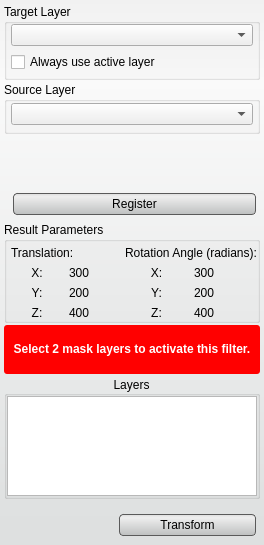
Qt form src/Interface/ToolInterface/PointSetFilterInterface.ui (SCIInstitute/Seg3D) before a commit.
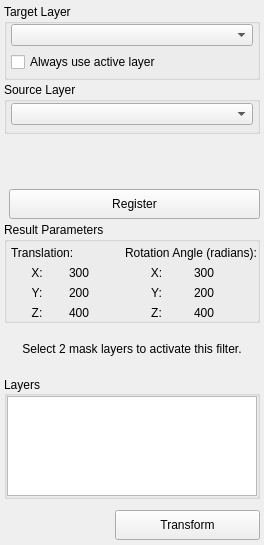
The same form after that commit. Custom widgets are drawn as their Qt base class.

```diff
--- a/src/Interface/ToolInterface/PointSetFilterInterface.ui
+++ b/src/Interface/ToolInterface/PointSetFilterInterface.ui
@@ -31,33 +31,6 @@
   <property name="windowTitle">
    <string> PointSetFilter</string>
   </property>
-  <property name="styleSheet">
-   <string notr="true">QWidget#PointSetFilterInterface{
-  border-radius: 3px;
-  background-color: qlineargradient(spread:pad, x1:0.5, y1:0, x2:0.5, y2:0.960227, stop:0 rgba(241, 241, 241, 255), stop:0.155779 rgba(250, 250, 250, 255), stop:1 rgba(222, 224, 224, 255));       
-}
-
-QPushButton{
-  background-color: qlineargradient(spread:pad, x1:0.5, y1:0, x2:0.5, y2:0.960227, stop:0 rgba(221, 221, 221, 255), stop:0.155779 rgba(238, 238, 238, 255), stop:1 rgba(192, 194, 194, 255));
-  border-radius: 4px;
-  border: 1px solid rgb(90, 90, 90);
-  margin:4px;
-}
-
-QPushButton:hover{
-  background-color: qlineargradient(spread:pad, x1:0.5, y1:0, x2:0.5, y2:1, stop:0 rgba(195, 195, 195, 255), stop:0.253769 rgba(206, 206, 206, 255), stop:1 rgba(185, 185, 185, 255));
-  border-radius: 4px;
-  border: 1px solid rgb(90, 90, 90);
-  margin:4px;
-}
-
-QPushButton:pressed{
-  background-color: qlineargradient(spread:pad, x1:0.5, y1:0, x2:0.5, y2:1, stop:0 rgba(150, 150, 150, 255), stop:0.753769 rgba(206, 206, 206, 255), stop:1 rgba(185, 185, 185, 255));
-  border-radius: 4px;
-  border: 1px solid rgb(90, 90, 90);
-  margin:4px;
-}</string>
-  </property>
   <layout class="QVBoxLayout" name="verticalLayout_7">
    <property name="spacing">
     <number>2</number>
@@ -482,17 +455,6 @@
        <height>32</height>
       </size>
      </property>
-     <property name="styleSheet">
-      <string notr="true">QLabel#message_{
-  color: white;
-  font: bold;
-}
-
-QWidget#message_alert_{
-  border-radius: 3px;
-  background-color: red;
-}</string>
-     </property>
      <layout class="QVBoxLayout" name="verticalLayout_3">
       <property name="spacing">
        <number>0</number>
@@ -539,11 +501,23 @@
      <property name="title">
       <string>Layers</string>
      </property>
+     <property name="minimumSize">
+        <size>
+         <width>0</width>
+         <height>120</height>
+        </size>
+      </property>
+      <property name="maximumSize">
+        <size>
+         <width>16777215</width>
+         <height>130</height>
+        </size>
+     </property>
      <property name="alignment">
-      <set>Qt::AlignCenter</set>
+      <set>Qt::AlignLeading|Qt::AlignLeft|Qt::AlignVCenter</set>
      </property>
      <property name="flat">
-      <bool>true</bool>
+      <bool>false</bool>
      </property>
      <property name="checkable">
       <bool>false</bool>
```
